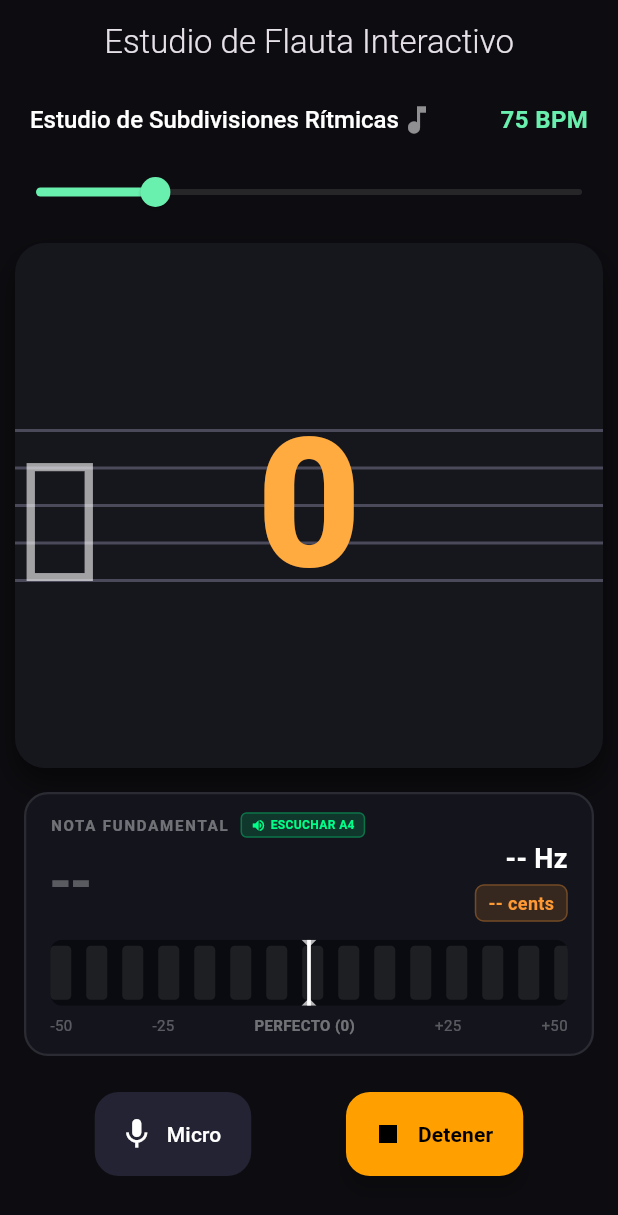
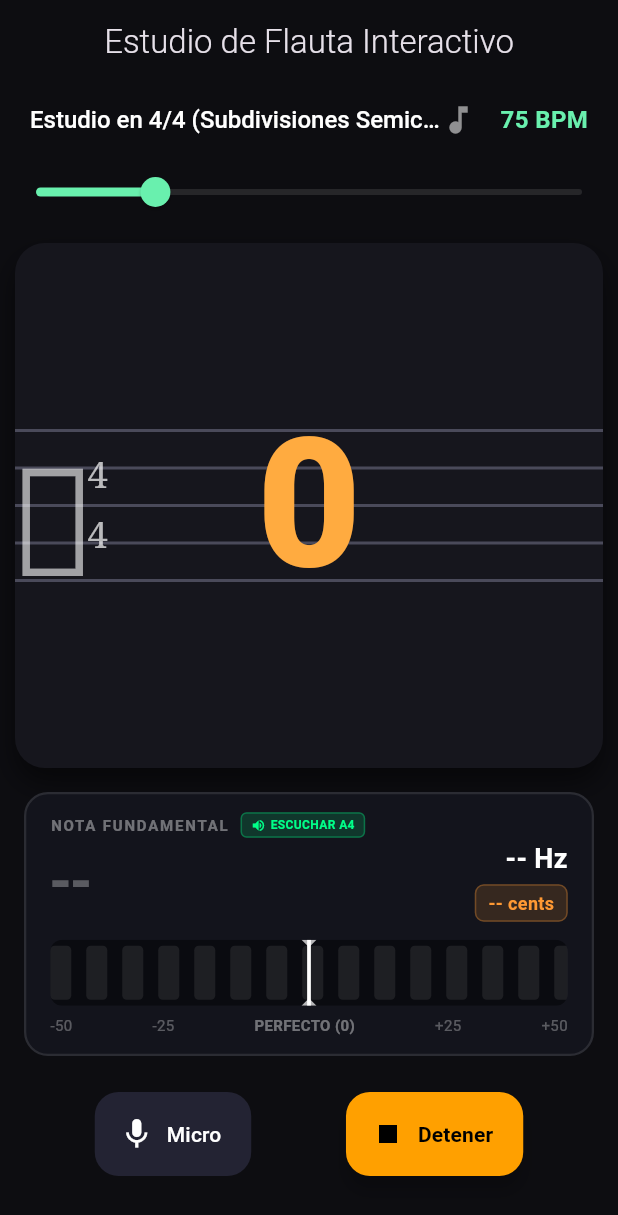
Before and after one commit to Nicolas11Leon/Tunner, a Flutter app: the screen it shows after launch, after a tap on "Practicar", on a phone screen of 412 x 824 dp. Shown: the top 1215 px of the screen. Run offline on Flutter 3.47's test engine with Material 3 defaults, Android fonts, the phone set to English and light mode, and no system bars; missing offline and left inert: pitch_detector_dart, record.

Commit message:
feat(phase-2): hierarchical score tree with variable time signatures and pure domain tests

```diff
--- a/lib/data/metronome_service.dart
+++ b/lib/data/metronome_service.dart
@@ -14,19 +14,21 @@ class MetronomeService {
     });
   }
 
-  Future<void> start(int bpm) async {
+  Future<void> start(int bpm, {int ticksPerMeasure = 16}) async {
     if (_isolate != null) await stop();
     _isolate = await Isolate.spawn(_highResolutionTicksLogic, {
       'port': _fromIsolatePort.sendPort,
       'bpm': bpm,
+      'ticksPerMeasure': ticksPerMeasure,
     });
   }
 
   static void _highResolutionTicksLogic(Map<String, dynamic> args) {
     SendPort toMainPort = args['port'];
     int bpm = args['bpm'];
+    int ticksPerMeasure = args['ticksPerMeasure'] ?? 16;
 
-    // Intervalo exacto en microsegundos para 16 sub-ticks por compás (semicorcheas en 4/4)
+    // Intervalo exacto en microsegundos para resolución de semicorcheas
     // 60,000,000 microsegundos por minuto / bpm / 4
     int intervalMicros = (60000000 / bpm / 4).round();
     int subTickCounter = 0;
@@ -34,7 +36,7 @@ class MetronomeService {
     // Timer.periodic rinde el tiempo al planificador del sistema operativo (0% busy-waiting)
     Timer.periodic(Duration(microseconds: intervalMicros), (timer) {
       toMainPort.send(subTickCounter);
-      subTickCounter = (subTickCounter + 1) % 16;
+      subTickCounter = (subTickCounter + 1) % ticksPerMeasure;
     });
   }
 
--- a/lib/domain/score_entity.dart
+++ b/lib/domain/score_entity.dart
@@ -1,5 +1,7 @@
+import 'score_tree.dart';
+
 class SongNote {
-  final int startTick;     // En qué sub-pulso inicia (0 al 15 para un compás de 4/4)
+  final int startTick;     // En qué sub-pulso inicia
   final int durationTicks; // Cuántos sub-pulsos dura la figura
   final String noteName;   // Nombre de la nota (ej: "Mi4"). Si es silencio, puede ser ""
   final bool isRest;       // True si es un silencio de cualquier tipo
@@ -13,15 +15,14 @@ class SongNote {
 
   static List<SongNote> getMockRhythms() {
     return [
-      // Ejemplo: Mezcla de Negra, Silencio de Negra, dos Corcheas y cuatro Semicorcheas
-      SongNote(startTick: 0, durationTicks: 4, noteName: "Do4"), // Negra (Ocupa ticks 0,1,2,3)
-      SongNote(startTick: 4, durationTicks: 4, noteName: "", isRest: true), // Silencio de Negra (ticks 4,5,6,7)
-      SongNote(startTick: 8, durationTicks: 2, noteName: "Re4"), // Corchea (ticks 8,9)
-      SongNote(startTick: 10, durationTicks: 2, noteName: "Mi4"), // Corchea (ticks 10,11)
-      SongNote(startTick: 12, durationTicks: 1, noteName: "Fa4"), // Semicorchea (tick 12)
-      SongNote(startTick: 13, durationTicks: 1, noteName: "Sol4"), // Semicorchea (tick 13)
-      SongNote(startTick: 14, durationTicks: 1, noteName: "La4"), // Semicorchea (tick 14)
-      SongNote(startTick: 15, durationTicks: 1, noteName: "Si4"), // Semicorchea (tick 15)
+      SongNote(startTick: 0, durationTicks: 4, noteName: "Do4"),
+      SongNote(startTick: 4, durationTicks: 4, noteName: "", isRest: true),
+      SongNote(startTick: 8, durationTicks: 2, noteName: "Re4"),
+      SongNote(startTick: 10, durationTicks: 2, noteName: "Mi4"),
+      SongNote(startTick: 12, durationTicks: 1, noteName: "Fa4"),
+      SongNote(startTick: 13, durationTicks: 1, noteName: "Sol4"),
+      SongNote(startTick: 14, durationTicks: 1, noteName: "La4"),
+      SongNote(startTick: 15, durationTicks: 1, noteName: "Si4"),
     ];
   }
 }
@@ -29,15 +30,33 @@ class SongNote {
 class SongEntity {
   final String title;
   final List<SongNote> notes;
+  final TimeSignature timeSignature;
 
-  SongEntity({required this.title, required this.notes});
+  SongEntity({
+    required this.title,
+    required this.notes,
+    this.timeSignature = TimeSignature.commonTime44,
+  });
 
   static List<SongEntity> getMockSongs() {
-    return [
-      SongEntity(
-        title: "Estudio de Subdivisiones Rítmicas",
-        notes: SongNote.getMockRhythms(),
-      ),
-    ];
+    final hierarchicalStudies = HierarchicalScore.getMockStudies();
+
+    return hierarchicalStudies.map((study) {
+      final firstMeasure = study.measures.first;
+      final songNotes = firstMeasure.notes.map((hNote) {
+        return SongNote(
+          startTick: hNote.startTick,
+          durationTicks: hNote.durationTicks,
+          noteName: hNote.noteName,
+          isRest: hNote.isRest,
+        );
+      }).toList();
+
+      return SongEntity(
+        title: study.title,
+        notes: songNotes,
+        timeSignature: firstMeasure.timeSignature,
+      );
+    }).toList();
   }
 }
--- /dev/null
+++ b/lib/domain/score_tree.dart
@@ -0,0 +1,169 @@
+/// Modelo de dominio inmutable para la representación jerárquica de partituras musicales.
+/// Diseñado con Clean Architecture estricta en Dart puro (cero dependencias de Flutter UI).
+
+/// Métrica de compás musical (e.g. 4/4, 3/4, 2/4, 6/8).
+class TimeSignature {
+  final int numerator;   // Número de pulsos por compás (e.g. 3, 4, 6)
+  final int denominator; // Unidad de figura del pulso (e.g. 4 para negra, 8 para corchea)
+
+  const TimeSignature(this.numerator, this.denominator);
+
+  static const TimeSignature commonTime44 = TimeSignature(4, 4);
+  static const TimeSignature waltzTime34 = TimeSignature(3, 4);
+  static const TimeSignature marchTime24 = TimeSignature(2, 4);
+  static const TimeSignature compoundTime68 = TimeSignature(6, 8);
+
+  /// Cantidad total de sub-ticks (semicorcheas, resolución base = 1/16) en este compás.
+  /// Fórmula: numerador * (16 / denominador)
+  int get totalTicks => (numerator * (16 ~/ denominator));
+
+  @override
+  String toString() => '$numerator/$denominator';
+
+  @override
+  bool operator ==(Object other) =>
+      identical(this, other) ||
+      other is TimeSignature &&
+          runtimeType == other.runtimeType &&
+          numerator == other.numerator &&
+          denominator == other.denominator;
+
+  @override
+  int get hashCode => numerator.hashCode ^ denominator.hashCode;
+}
+
+/// Figura musical o silencio dentro de un compás jerárquico.
+class HierarchicalNote {
+  final int startTick;     // Sub-tick de inicio dentro del compás (de 0 a totalTicks - 1)
+  final int durationTicks; // Duración en sub-ticks de resolución base (semicorcheas)
+  final String noteName;   // Nombre de la nota con octava (ej: "Do4", "Mi4", "Sol#5"). Vacío si es silencio.
+  final bool isRest;       // True si representa un silencio musical
+
+  const HierarchicalNote({
+    required this.startTick,
+    required this.durationTicks,
+    required this.noteName,
+    this.isRest = false,
+  });
+
+  /// Crea una nota afinada regular
+  factory HierarchicalNote.note({
+    required int startTick,
+    required int durationTicks,
+    required String noteName,
+  }) {
+    return HierarchicalNote(
+      startTick: startTick,
+      durationTicks: durationTicks,
+      noteName: noteName,
+      isRest: false,
+    );
+  }
+
+  /// Crea un silencio musical
+  factory HierarchicalNote.rest({
+    required int startTick,
+    required int durationTicks,
+  }) {
+    return HierarchicalNote(
+      startTick: startTick,
+      durationTicks: durationTicks,
+      noteName: '',
+      isRest: true,
+    );
+  }
+
+  int get endTick => startTick + durationTicks;
+}
+
+/// Compás individual dentro de la obra musical.
+class MeasureEntity {
+  final int index; // Índice correlativo (0, 1, 2...)
+  final TimeSignature timeSignature;
+  final List<HierarchicalNote> notes;
+
+  const MeasureEntity({
+    required this.index,
+    required this.timeSignature,
+    required this.notes,
+  });
+
+  /// Verifica si la suma de duraciones coincide exactamente con la métrica del compás.
+  bool get isValidMeasure {
+    int totalOccupiedTicks = 0;
+    for (final note in notes) {
+      totalOccupiedTicks += note.durationTicks;
+    }
+    return totalOccupiedTicks == timeSignature.totalTicks;
+  }
+}
+
+/// Obra musical o estudio pedagógico completo.
+class HierarchicalScore {
+  final String title;
+  final int baseBpm;
+  final List<MeasureEntity> measures;
+
+  const HierarchicalScore({
+    required this.title,
+    this.baseBpm = 75,
+    required this.measures,
+  });
+
+  /// Genera estudios pedagógicos canónicos para validación y práctica interactiva.
+  static List<HierarchicalScore> getMockStudies() {
+    return [
+      HierarchicalScore(
+        title: "Estudio en 4/4 (Subdivisiones Semicorcheas)",
+        baseBpm: 75,
+        measures: [
+          MeasureEntity(
+            index: 0,
+            timeSignature: TimeSignature.commonTime44,
+            notes: [
+              HierarchicalNote.note(startTick: 0, durationTicks: 4, noteName: "Do4"), // Negra
+              HierarchicalNote.rest(startTick: 4, durationTicks: 4),                   // Silencio negra
+              HierarchicalNote.note(startTick: 8, durationTicks: 2, noteName: "Re4"), // Corchea
+              HierarchicalNote.note(startTick: 10, durationTicks: 2, noteName: "Mi4"),// Corchea
+              HierarchicalNote.note(startTick: 12, durationTicks: 1, noteName: "Fa4"),// Semicorchea
+              HierarchicalNote.note(startTick: 13, durationTicks: 1, noteName: "Sol4"),
+              HierarchicalNote.note(startTick: 14, durationTicks: 1, noteName: "La4"),
+              HierarchicalNote.note(startTick: 15, durationTicks: 1, noteName: "Si4"),
+            ],
+          ),
+        ],
+      ),
+      HierarchicalScore(
+        title: "Estudio en 3/4 (Vals Clásico)",
+        baseBpm: 90,
+        measures: [
+          MeasureEntity(
+            index: 0,
+            timeSignature: TimeSignature.waltzTime34,
+            notes: [
+              HierarchicalNote.note(startTick: 0, durationTicks: 4, noteName: "Sol4"), // Negra
+              HierarchicalNote.note(startTick: 4, durationTicks: 4, noteName: "Mi4"),  // Negra
+              HierarchicalNote.note(startTick: 8, durationTicks: 4, noteName: "Do4"),  // Negra
+            ],
+          ),
+        ],
+      ),
+      HierarchicalScore(
+        title: "Estudio en 6/8 (Compás Compuesto)",
+        baseBpm: 60,
+        measures: [
+          MeasureEntity(
+            index: 0,
+            timeSignature: TimeSignature.compoundTime68,
+            notes: [
+              HierarchicalNote.note(startTick: 0, durationTicks: 6, noteName: "La4"), // Negra con puntillo (6 semicorcheas)
+              HierarchicalNote.note(startTick: 6, durationTicks: 2, noteName: "Sol4"),// Corchea (2 semicorcheas)
+              HierarchicalNote.note(startTick: 8, durationTicks: 2, noteName: "Fa#4"),// Corchea
+              HierarchicalNote.note(startTick: 10, durationTicks: 2, noteName: "Mi4"),// Corchea
+            ],
+          ),
+        ],
+      ),
+    ];
+  }
+}
--- a/lib/presentation/tuner_screen.dart
+++ b/lib/presentation/tuner_screen.dart
@@ -2,6 +2,7 @@ import 'package:flutter/material.dart';
 import 'package:provider/provider.dart';
 import 'tuner_viewmodel.dart';
 import '../domain/score_entity.dart';
+import '../domain/score_tree.dart';
 import 'widgets/strobe_tuner_widget.dart';
 
 class TunerScreen extends StatelessWidget {
@@ -26,18 +27,28 @@ class TunerScreen extends StatelessWidget {
             child: Row(
               mainAxisAlignment: MainAxisAlignment.spaceBetween,
               children: [
-                DropdownButtonHideUnderline(
+                Flexible(
+                  child: DropdownButtonHideUnderline(
                     child: DropdownButton<int>(
+                      isExpanded: true,
                       value: viewModel.selectedSongIndex,
                       dropdownColor: const Color(0xFF1A1A24),
                       icon: const Icon(Icons.music_note, color: Colors.white54),
                       style: const TextStyle(color: Colors.white, fontSize: 16, fontWeight: FontWeight.w500),
                       items: List.generate(viewModel.playlist.length, (index) {
-                      return DropdownMenuItem(value: index, child: Text(viewModel.playlist[index].title));
+                        return DropdownMenuItem(
+                          value: index,
+                          child: Text(
+                            viewModel.playlist[index].title,
+                            overflow: TextOverflow.ellipsis,
+                          ),
+                        );
                       }),
                       onChanged: (val) => val != null ? viewModel.selectSong(val) : null,
                     ),
                   ),
+                ),
+                const SizedBox(width: 16),
                 Text("${viewModel.bpm} BPM", style: const TextStyle(color: Colors.greenAccent, fontSize: 16, fontWeight: FontWeight.bold)),
               ],
             ),
@@ -74,6 +85,7 @@ class TunerScreen extends StatelessWidget {
                     liveCents: viewModel.cents,
                     isCountingIn: viewModel.isCountingIn,
                     countInBeat: viewModel.countInBeat,
+                    timeSignature: viewModel.playlist[viewModel.selectedSongIndex].timeSignature,
                   ),
                 ),
               ),
@@ -134,6 +146,7 @@ class RealSheetMusicPainter extends CustomPainter {
   final double liveCents;
   final bool isCountingIn;
   final int countInBeat;
+  final TimeSignature timeSignature;
 
   RealSheetMusicPainter({
     required this.currentSubTick,
@@ -143,6 +156,7 @@ class RealSheetMusicPainter extends CustomPainter {
     required this.liveCents,
     required this.isCountingIn,
     required this.countInBeat,
+    this.timeSignature = TimeSignature.commonTime44,
   });
 
   int _getNoteStep(String note) {
@@ -178,9 +192,10 @@ class RealSheetMusicPainter extends CustomPainter {
     // Líneas del pentagrama ligeramente más visibles
     final linePaint = Paint()..color = const Color(0xFF4A4A5A)..strokeWidth = 2.0;
 
-    final double leftMargin = 60.0;
+    final double leftMargin = 75.0;
     final double playAreaWidth = size.width - leftMargin;
-    final double stepWidth = playAreaWidth / 16;
+    final int totalMeasureTicks = timeSignature.totalTicks;
+    final double stepWidth = playAreaWidth / totalMeasureTicks;
     final double staffSpacing = size.height / 14;
     final double centerY = size.height / 2;
 
@@ -192,8 +207,12 @@ class RealSheetMusicPainter extends CustomPainter {
       canvas.drawLine(Offset(0, y), Offset(size.width, y), linePaint);
     }
 
-    // 2. Dibujar la Clave de Sol (𝄞) con mayor opacidad y tamaño
-    _drawUnicodeText(canvas, "𝄞", leftMargin / 2, centerY + (staffSpacing * 0.5), 110, Colors.white60);
+    // 2. Dibujar la Clave de Sol (𝄞)
+    _drawUnicodeText(canvas, "𝄞", 25, centerY + (staffSpacing * 0.5), 100, Colors.white60);
+
+    // Indicador numérico de Métrica / Compás (e.g. 4/4, 3/4, 6/8)
+    _drawUnicodeText(canvas, "${timeSignature.numerator}", 55, centerY - (staffSpacing * 0.8), 24, Colors.white70);
+    _drawUnicodeText(canvas, "${timeSignature.denominator}", 55, centerY + (staffSpacing * 0.8), 24, Colors.white70);
 
     // Conteo de entrada gigante
     if (isCountingIn) {
--- a/lib/presentation/tuner_viewmodel.dart
+++ b/lib/presentation/tuner_viewmodel.dart
@@ -157,7 +157,8 @@ class TunerViewModel extends ChangeNotifier {
       _currentSubTick = -1;
       _measureHistory.clear();
       _isMetronomePlaying = true;
-      await _metronomeService.start(_bpm);
+      final currentTicks = _playlist[_selectedSongIndex].timeSignature.totalTicks;
+      await _metronomeService.start(_bpm, ticksPerMeasure: currentTicks);
     }
     notifyListeners();
   }
@@ -165,7 +166,8 @@ class TunerViewModel extends ChangeNotifier {
   void updateBpm(int newBpm) {
     _bpm = newBpm.clamp(40, 200);
     if (_isMetronomePlaying) {
-      _metronomeService.stop().then((_) => _metronomeService.start(_bpm));
+      final currentTicks = _playlist[_selectedSongIndex].timeSignature.totalTicks;
+      _metronomeService.stop().then((_) => _metronomeService.start(_bpm, ticksPerMeasure: currentTicks));
     }
     notifyListeners();
   }
```
Also changed, not shown: 2 other files. Lines whose indentation alone changed are shown as unchanged.
